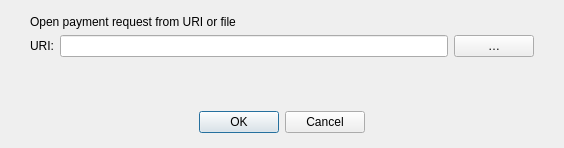
The window that src/qt/forms/openuridialog.ui (shaileshnift/UIDD) describes before a commit, drawn with Qt 5.
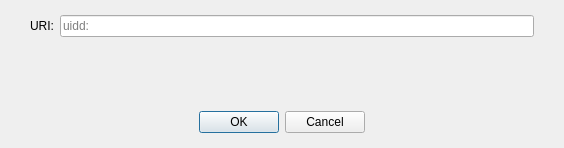
The same window after the commit. Custom widgets are drawn as their Qt base class.

```diff
--- a/src/qt/forms/openuridialog.ui
+++ b/src/qt/forms/openuridialog.ui
@@ -26,23 +26,6 @@
    <property name="bottomMargin">
     <number>0</number>
    </property>
-   <item>
-    <layout class="QHBoxLayout" name="horizontalLayout_3">
-     <property name="leftMargin">
-      <number>30</number>
-     </property>
-     <property name="rightMargin">
-      <number>30</number>
-     </property>
-     <item>
-      <widget class="QLabel" name="label_2">
-       <property name="text">
-        <string>Open payment request from URI or file</string>
-       </property>
-      </widget>
-     </item>
-    </layout>
-   </item>
    <item>
     <layout class="QHBoxLayout" name="horizontalLayout">
      <property name="leftMargin">
@@ -59,18 +42,9 @@
       </widget>
      </item>
      <item>
-      <widget class="QValidatedLineEdit" name="uriEdit"/>
-     </item>
-     <item>
-      <widget class="QPushButton" name="selectFileButton">
-       <property name="toolTip">
-        <string>Select payment request file</string>
-       </property>
-       <property name="text">
-        <string notr="true">…</string>
-       </property>
-       <property name="autoDefault">
-        <bool>false</bool>
+      <widget class="QValidatedLineEdit" name="uriEdit">
+       <property name="placeholderText">
+        <string notr="true">uidd:</string>
        </property>
       </widget>
      </item>
```
Left out of the diff: 2 changed lines with no effect on the pictures.
